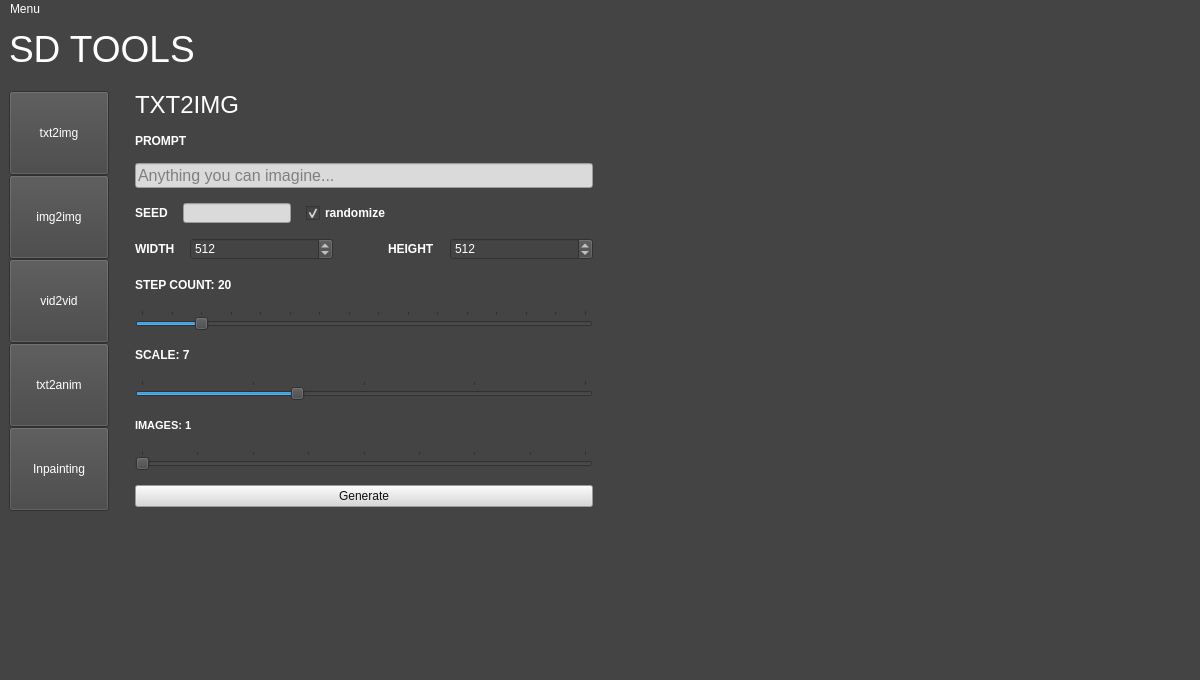
Qt form ui/main.ui (TwoDukes/Diffusion-Tools) before a commit.
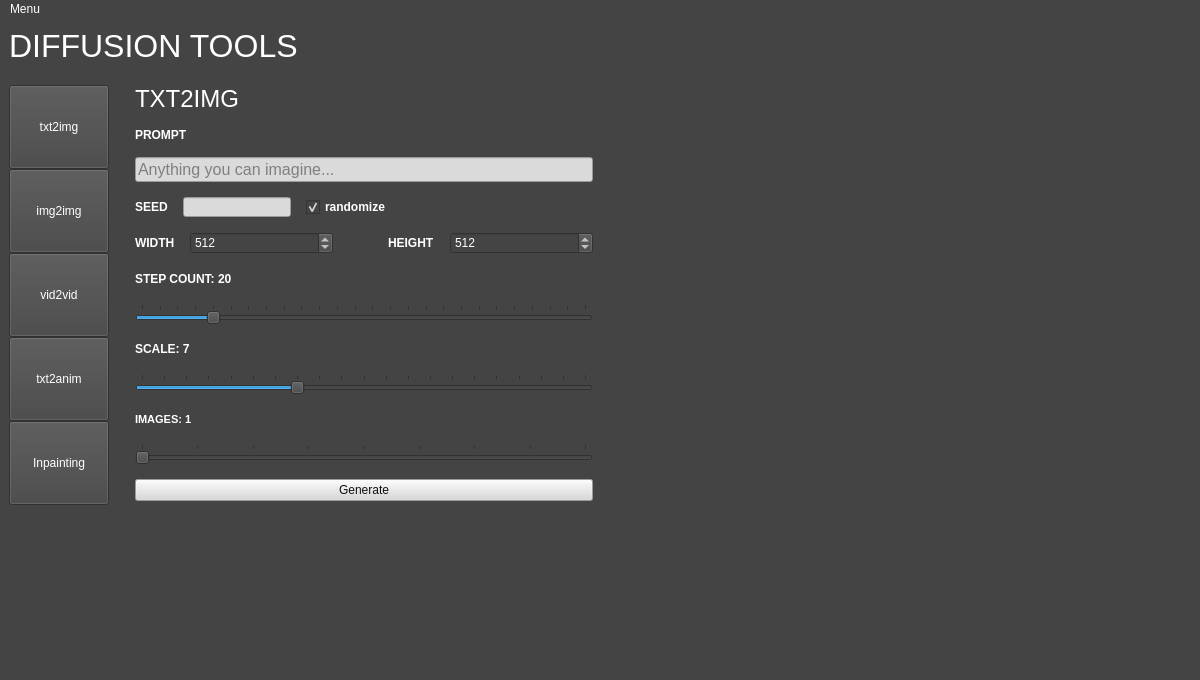
The same form after that commit. Icons and pictures are not drawn.

The edit to the form file:
```diff
--- a/ui/main.ui
+++ b/ui/main.ui
@@ -54,7 +54,7 @@
       <property name="font">
        <font>
         <family>MS Shell Dlg 2</family>
-        <pointsize>28</pointsize>
+        <pointsize>24</pointsize>
         <weight>50</weight>
         <bold>false</bold>
        </font>
@@ -69,7 +69,7 @@
        <enum>QFrame::NoFrame</enum>
       </property>
       <property name="text">
-       <string>SD TOOLS</string>
+       <string>DIFFUSION TOOLS</string>
       </property>
      </widget>
     </item>
@@ -545,13 +545,16 @@
            </sizepolicy>
           </property>
           <property name="maximum">
-           <number>150</number>
+           <number>25</number>
+          </property>
+          <property name="pageStep">
+           <number>1</number>
           </property>
           <property name="value">
-           <number>20</number>
+           <number>4</number>
           </property>
           <property name="sliderPosition">
-           <number>20</number>
+           <number>4</number>
           </property>
           <property name="orientation">
            <enum>Qt::Horizontal</enum>
@@ -560,7 +563,7 @@
            <enum>QSlider::TicksAbove</enum>
           </property>
           <property name="tickInterval">
-           <number>10</number>
+           <number>1</number>
           </property>
          </widget>
         </item>
@@ -607,6 +610,9 @@
           <property name="maximum">
            <number>20</number>
           </property>
+          <property name="pageStep">
+           <number>1</number>
+          </property>
           <property name="value">
            <number>7</number>
           </property>
@@ -620,7 +626,7 @@
            <enum>QSlider::TicksAbove</enum>
           </property>
           <property name="tickInterval">
-           <number>5</number>
+           <number>0</number>
           </property>
          </widget>
         </item>
@@ -664,6 +670,9 @@
           <property name="maximum">
            <number>9</number>
           </property>
+          <property name="pageStep">
+           <number>1</number>
+          </property>
           <property name="orientation">
            <enum>Qt::Horizontal</enum>
           </property>
```
Left out of the diff: 2 changed lines with no effect on the pictures.
